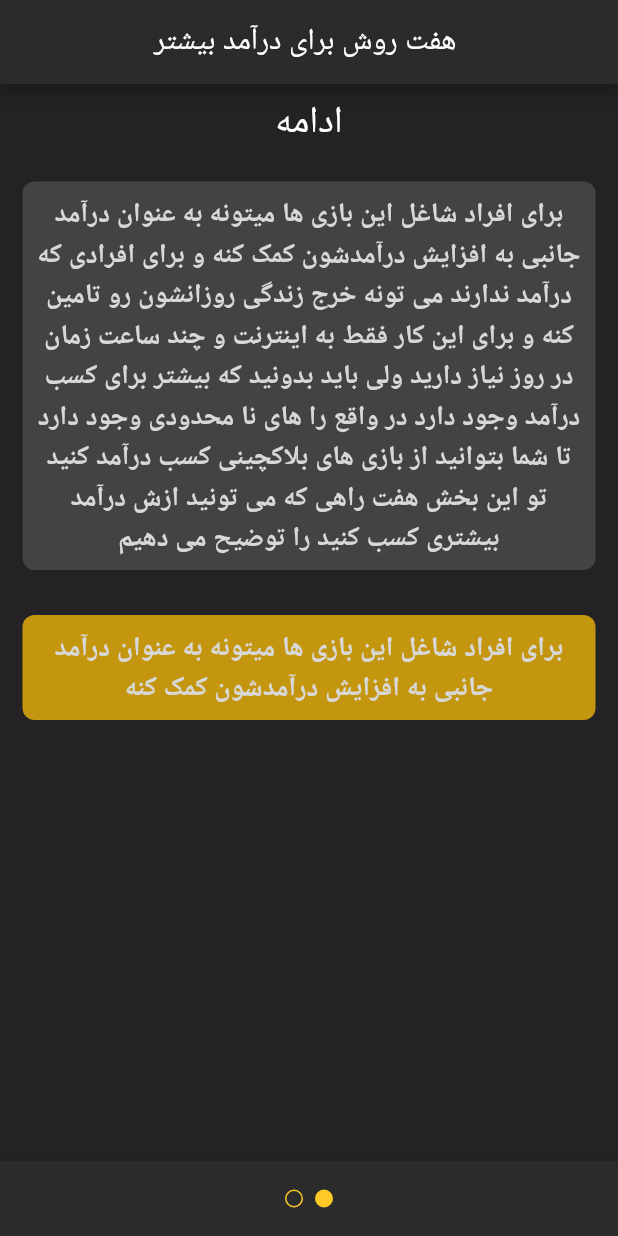
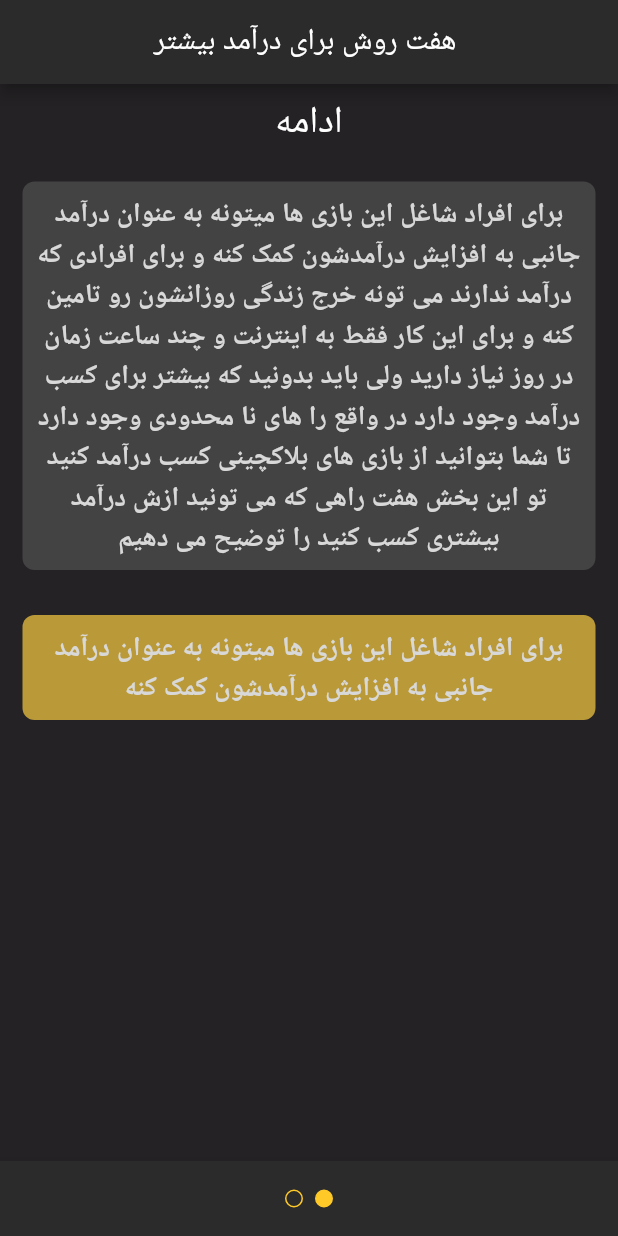
Before and after one commit to Manticodes/pageView_practice, a Flutter app: the screen it shows after launch, swiped to page 2, on a phone screen of 412 x 824 dp. Run offline on Flutter 3.47's test engine with Material 2 defaults, Android fonts, the phone set to English and light mode, and no system bars.

Commit message:
change color

```diff
--- a/lib/slidepage.dart
+++ b/lib/slidepage.dart
@@ -91,7 +91,7 @@ class SlidePageWidget extends StatelessWidget {
                               textAlign: TextAlign.center),
                         ),
                         decoration: BoxDecoration(
-                            color: Color.fromARGB(186, 255, 193, 7),
+                            color: Color.fromARGB(185, 243, 198, 65),
                             borderRadius: BorderRadius.circular(8)),
                       ),
                     )
```
